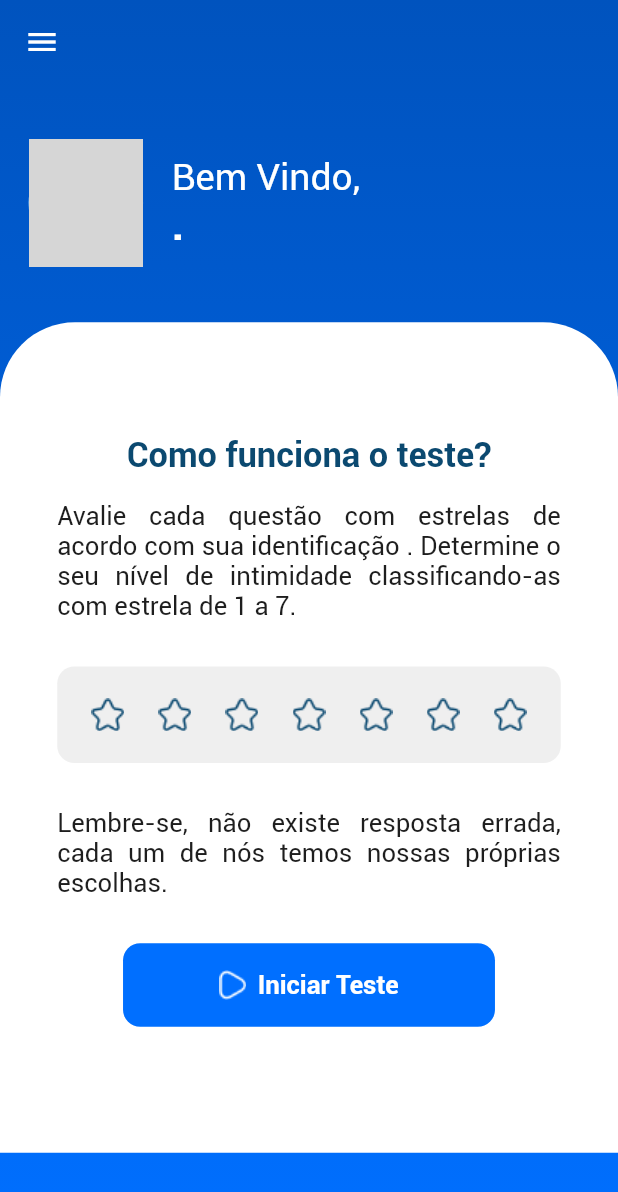
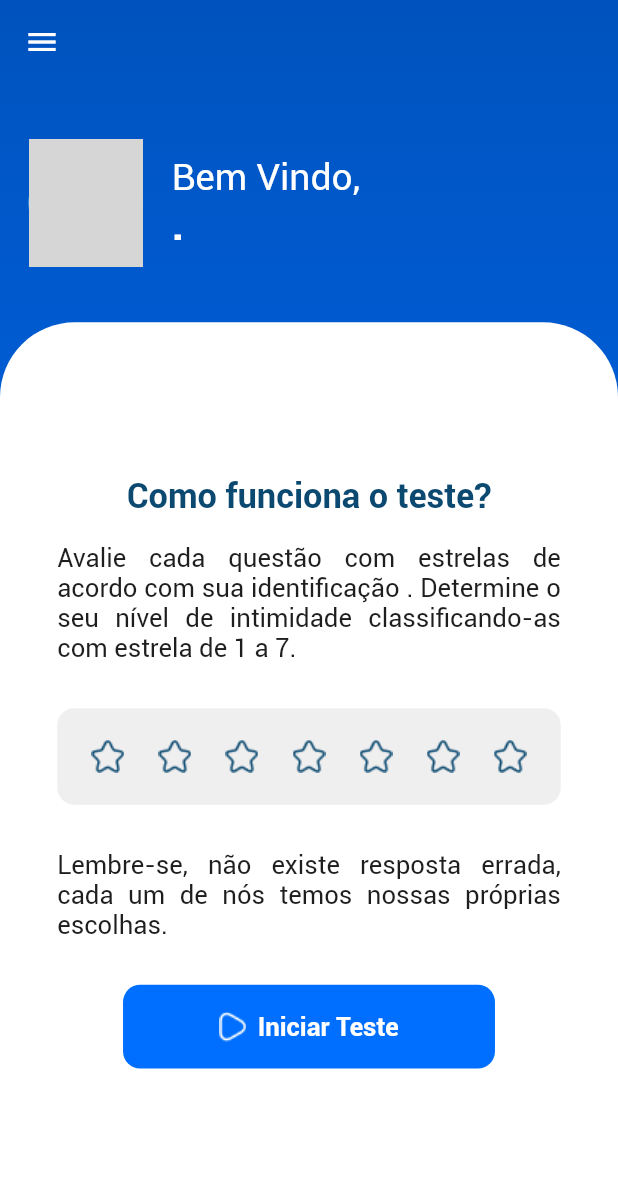
Before and after one commit to ParagonVirtuoso/inteligencias_multiplas, a Flutter app: the HomePage screen opened by its route, on a phone screen of 412 x 824 dp. Shown: the top 1192 px of the screen. Run offline on Flutter 3.47's test engine with Material 2 defaults, Android fonts, the phone set to English and light mode, and no system bars; our stand-ins replace carousel_slider, firebase_auth, firebase_core, flutter_screenutil, google_sign_in; missing offline and left inert: flutter_facebook_auth; accounts and stored records are empty; generated files the repository leaves out were written again; network calls fail; Roboto replaces fonts that are missing (Roboto-Regular); grey boxes are pictures that could not be loaded.

Commit message:
chore: flex card home page

```diff
--- a/lib/screens/homePage/home_page.dart
+++ b/lib/screens/homePage/home_page.dart
@@ -62,7 +62,8 @@ class _HomePageState extends State<HomePage> {
             systemOverlayStyle: _statusBarIcon,
             iconTheme: const IconThemeData(color: Colors.white),
           ),
-          body: Column(
+          body: Flex(
+            direction: Axis.vertical,
             children: [
               Container(
                   height: 370.h,
@@ -103,10 +104,11 @@ class _HomePageState extends State<HomePage> {
                       ))
                     ],
                   )),
-              Container(
-                height: 1290.h,
-                width: 1080.w,
-                padding: EdgeInsets.only(top: 50.h, left: 100.w, right: 100.w),
+              Expanded(
+                flex: 1,
+                child: Container(
+                  padding:
+                      EdgeInsets.only(top: 50.h, left: 100.w, right: 100.w),
                   decoration: const BoxDecoration(
                     color: Colors.white,
                     borderRadius: BorderRadius.only(
@@ -116,6 +118,7 @@ class _HomePageState extends State<HomePage> {
                   ),
                   child: const CardTutorial(),
                 ),
+              )
             ],
           )),
     );
```
Lines whose indentation alone changed are shown as unchanged.
